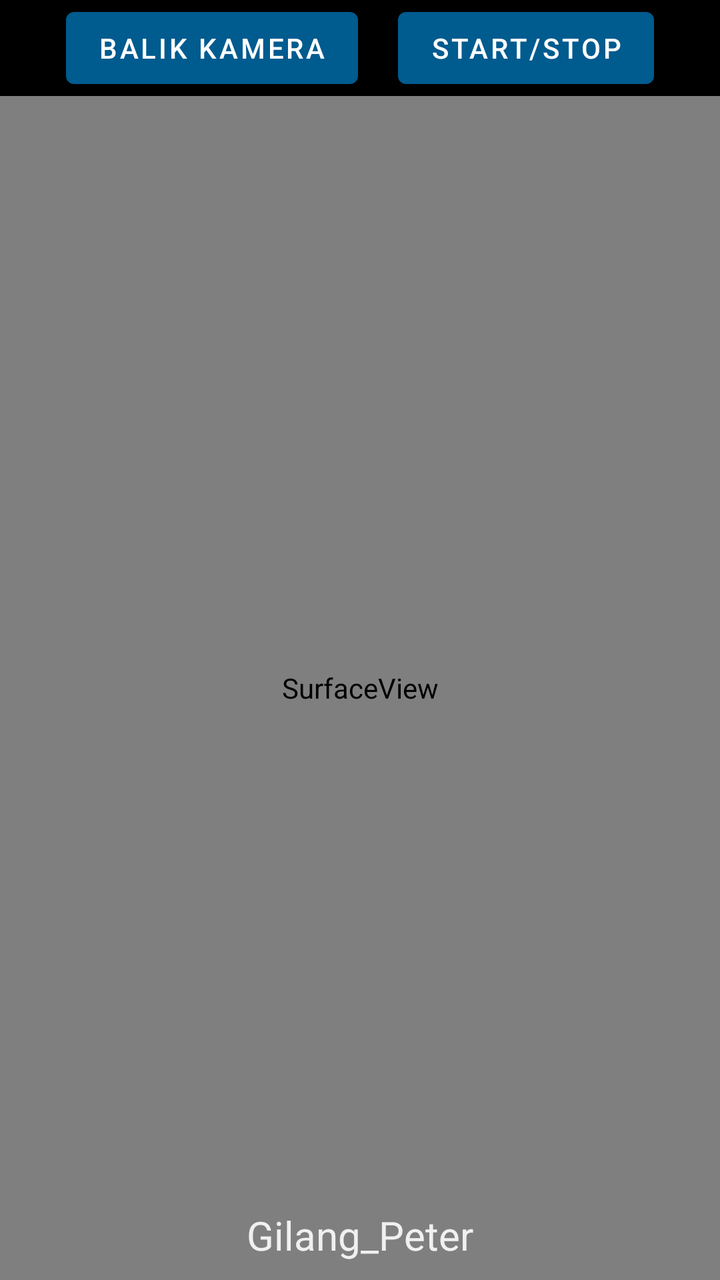
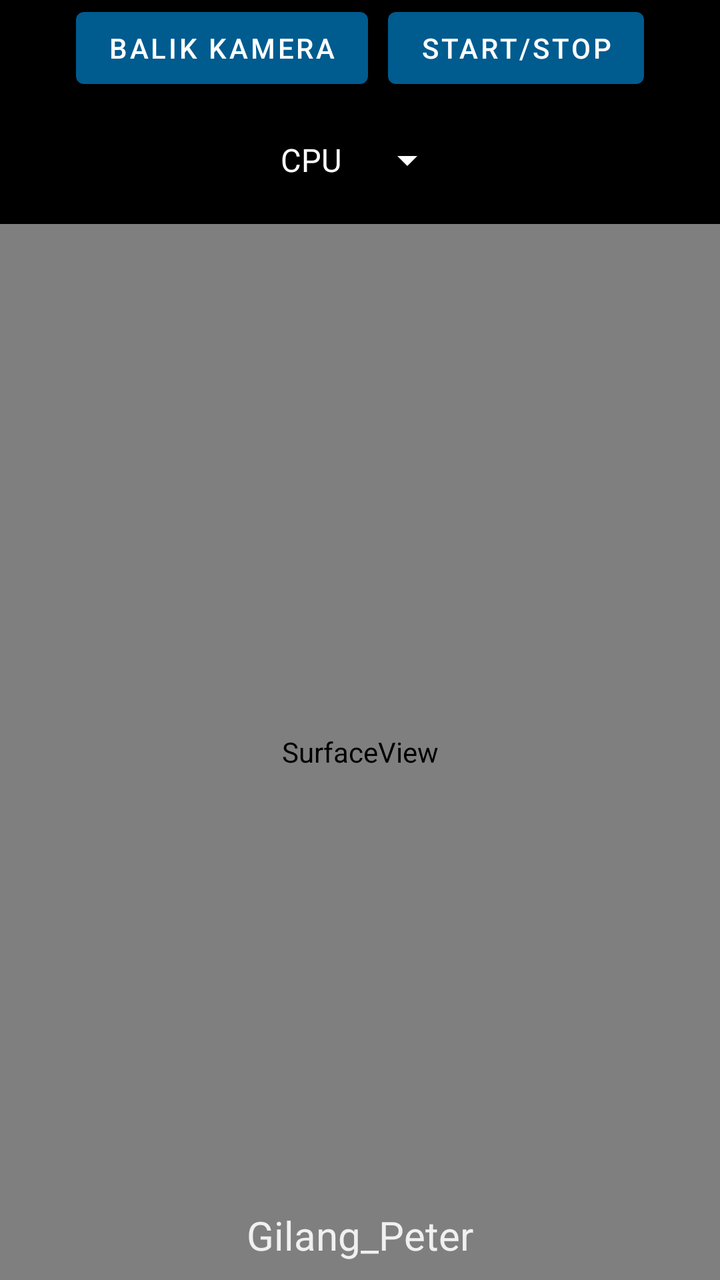

Screens rendered from an Android XML layout before and after an edit, with the pre-edit source and the edit as a unified diff.
<!-- AndroidManifest.xml: application theme Theme.Yolov12 -->
<!-- res/layout/activity_main.xml -->
<?xml version="1.0" encoding="utf-8"?>
<FrameLayout xmlns:android="http://schemas.android.com/apk/res/android"
	xmlns:app="http://schemas.android.com/apk/res-auto"
	android:layout_width="match_parent"
	android:layout_height="match_parent"
	android:background="#000000">

<LinearLayout xmlns:android="http://schemas.android.com/apk/res/android"
	android:layout_width="fill_parent"
	android:id="@+id/outsideLayout"
	android:layout_height="fill_parent"
	android:background="#000000"
	android:orientation="vertical">

	<LinearLayout
		android:layout_width="fill_parent"
		android:layout_height="wrap_content"
		android:orientation="horizontal"
		android:gravity="center_horizontal">

		<Button
			android:id="@+id/buttonSwitchCamera"
			android:layout_width="wrap_content"
			android:layout_height="wrap_content"
			app:backgroundTint="#005b8f"
			android:text="Balik kamera" />

		<Button
			android:id="@+id/buttonStopStart"
			android:layout_width="wrap_content"
			android:layout_height="wrap_content"
			app:backgroundTint="#005b8f"
			android:layout_marginStart="20dp"
			android:text="Start/Stop" />

	</LinearLayout>

	<LinearLayout
		android:layout_width="fill_parent"
		android:layout_height="wrap_content"
		android:orientation="horizontal"/>

	<SurfaceView
		android:id="@+id/cameraview"
		android:layout_width="fill_parent"
		android:layout_height="fill_parent" />

</LinearLayout>

<TextView
		android:id="@+id/watermark"
		android:layout_width="wrap_content"
		android:layout_height="wrap_content"
		android:layout_gravity="bottom|center_horizontal"
		android:padding="8dp"
		android:layout_marginBottom="1dp"
		android:text="Gilang_Peter"
		android:textColor="#f0f0f0"
		android:textSize="20dp" />
	</FrameLayout>
<!-- resources referenced by this layout -->
<resources>
  <style name="Theme.Yolov12" parent="Theme.MaterialComponents.DayNight.DarkActionBar">
  		
  		<item name="colorPrimary">@color/purple_500</item>
  		<item name="colorPrimaryVariant">@color/purple_700</item>
  		<item name="colorOnPrimary">@color/white</item>
  		
  		<item name="colorSecondary">@color/teal_200</item>
  		<item name="colorSecondaryVariant">@color/teal_700</item>
  		<item name="colorOnSecondary">@color/black</item>
  		
  		<item name="android:statusBarColor">?attr/colorPrimaryVariant</item>
  		
  	</style>
  <color name="purple_500">#FF000000</color>
  <color name="purple_700">#FF000000</color>
  <color name="white">#FFFFFFFF</color>
  <color name="teal_200">#FF03DAC5</color>
  <color name="teal_700">#FF018786</color>
  <color name="black">#FF000000</color>
</resources>

<!-- the commit's change to res/layout/activity_main.xml (unified diff, before → after) -->
@@ -5,56 +5,66 @@
 	android:layout_height="match_parent"
 	android:background="#000000">
 
-<LinearLayout xmlns:android="http://schemas.android.com/apk/res/android"
-	android:layout_width="fill_parent"
-	android:id="@+id/outsideLayout"
-	android:layout_height="fill_parent"
-	android:background="#000000"
-	android:orientation="vertical">
+	<LinearLayout xmlns:android="http://schemas.android.com/apk/res/android"
+		android:layout_width="fill_parent"
+		android:id="@+id/outsideLayout"
+		android:layout_height="fill_parent"
+		android:background="#000000"
+		android:orientation="vertical">
 
-	<LinearLayout
-		android:layout_width="fill_parent"
-		android:layout_height="wrap_content"
-		android:orientation="horizontal"
-		android:gravity="center_horizontal">
+		
+		<LinearLayout
+			android:layout_width="fill_parent"
+			android:layout_height="wrap_content"
+			android:orientation="horizontal"
+			android:gravity="center_horizontal|center_vertical">
 
-		<Button
-			android:id="@+id/buttonSwitchCamera"
+			<Button
+				android:id="@+id/buttonSwitchCamera"
+				android:layout_width="wrap_content"
+				android:layout_height="wrap_content"
+				app:backgroundTint="#005b8f"
+				android:text="Balik kamera" />
+
+			<Button
+				android:id="@+id/buttonStopStart"
+				android:layout_width="wrap_content"
+				android:layout_height="wrap_content"
+				app:backgroundTint="#005b8f"
+				android:layout_marginStart="10dp"
+				android:text="Start/Stop" />
+
+		</LinearLayout>
+
+		
+		
+		<Spinner
+			android:id="@+id/spinnerCPUGPU"
 			android:layout_width="wrap_content"
 			android:layout_height="wrap_content"
-			app:backgroundTint="#005b8f"
-			android:text="Balik kamera" />
+			android:layout_gravity="center_horizontal"
+			android:layout_marginTop="8dp"
+			android:minHeight="48dp"
+			android:entries="@array/cpugpu_array"
+			android:theme="@style/ThemeOverlay.AppCompat.Dark.ActionBar"
+			android:popupTheme="@style/ThemeOverlay.AppCompat.Light" />
 
-		<Button
-			android:id="@+id/buttonStopStart"
-			android:layout_width="wrap_content"
-			android:layout_height="wrap_content"
-			app:backgroundTint="#005b8f"
-			android:layout_marginStart="20dp"
-			android:text="Start/Stop" />
+		<SurfaceView
+			android:id="@+id/cameraview"
+			android:layout_width="fill_parent"
+			android:layout_height="fill_parent"
+			android:layout_marginTop="8dp" /> 
 
 	</LinearLayout>
 
-	<LinearLayout
-		android:layout_width="fill_parent"
-		android:layout_height="wrap_content"
-		android:orientation="horizontal"/>
-
-	<SurfaceView
-		android:id="@+id/cameraview"
-		android:layout_width="fill_parent"
-		android:layout_height="fill_parent" />
-
-</LinearLayout>
-
-<TextView
+	<TextView
 		android:id="@+id/watermark"
 		android:layout_width="wrap_content"
 		android:layout_height="wrap_content"
 		android:layout_gravity="bottom|center_horizontal"
+		android:layout_marginBottom="1dp"
 		android:padding="8dp"
-		android:layout_marginBottom="1dp"
 		android:text="Gilang_Peter"
 		android:textColor="#f0f0f0"
 		android:textSize="20dp" />
-	</FrameLayout>
+</FrameLayout>
<!-- resource entries referenced after the edit -->
@@ -1,5 +1,9 @@
 <!-- resources referenced by this layout -->
 <resources>
+  <string-array name="cpugpu_array">
+  		<item>CPU</item>
+  		<item>GPU</item>
+  	</string-array>
   <style name="Theme.Yolov12" parent="Theme.MaterialComponents.DayNight.DarkActionBar">
   		
   		<item name="colorPrimary">@color/purple_500</item>
